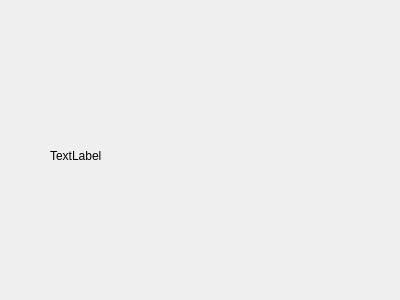
HuangDanGeeker/MyTimeSchedule, file TimeSchedule/hoverwidget.ui: the form before one commit.
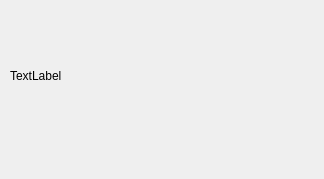
The form after the commit.

The edit to the form file:
```diff
--- a/TimeSchedule/hoverwidget.ui
+++ b/TimeSchedule/hoverwidget.ui
@@ -6,8 +6,8 @@
    <rect>
     <x>0</x>
     <y>0</y>
-    <width>400</width>
-    <height>300</height>
+    <width>324</width>
+    <height>179</height>
    </rect>
   </property>
   <property name="windowTitle">
@@ -16,8 +16,8 @@
   <widget class="QLabel" name="label">
    <property name="geometry">
     <rect>
-     <x>50</x>
-     <y>90</y>
+     <x>10</x>
+     <y>10</y>
      <width>271</width>
      <height>131</height>
     </rect>
```
